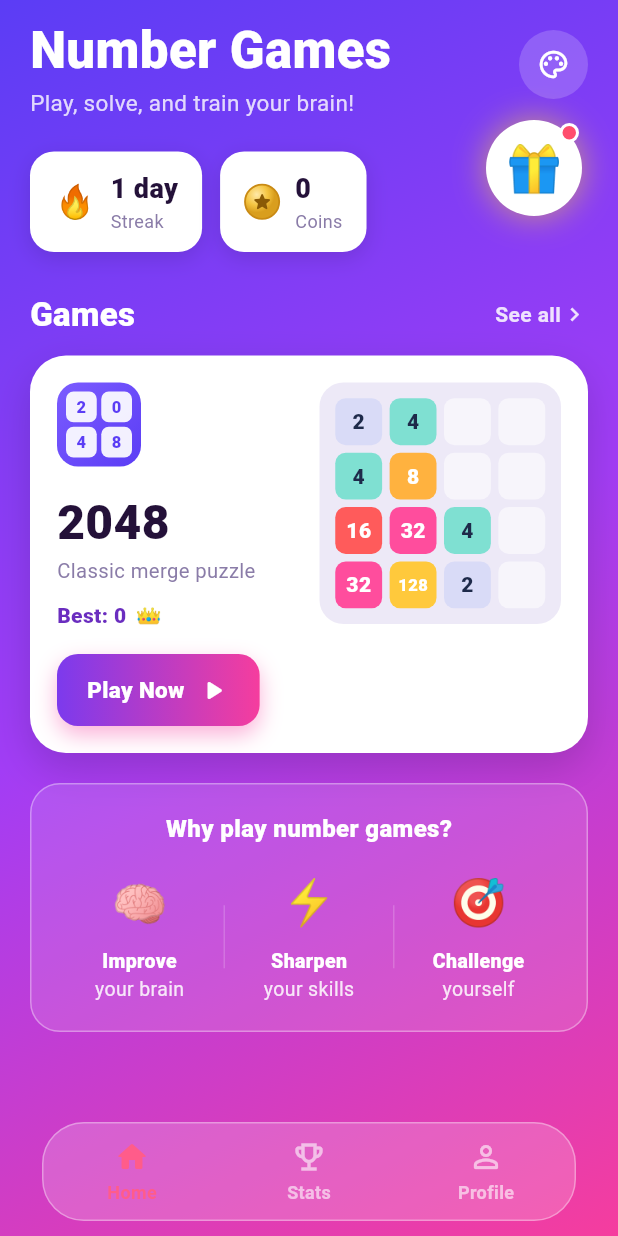
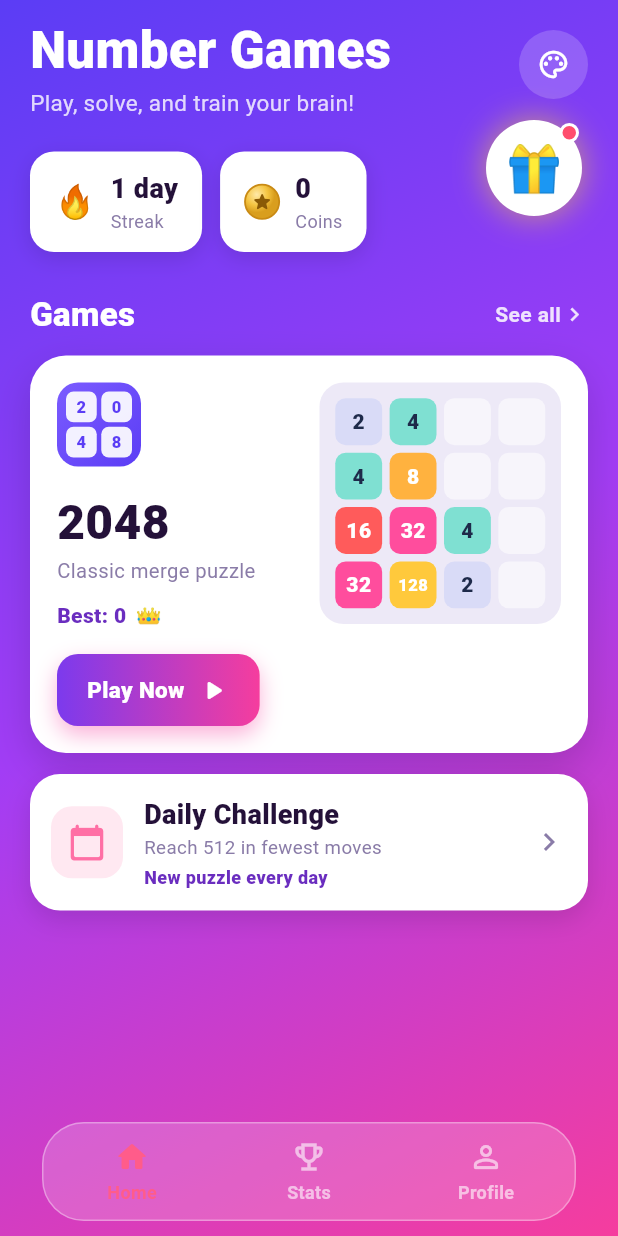
Before and after one commit to pawan-swoyef/2048, a Flutter app: the screen it shows after launch, on a phone screen of 412 x 824 dp. Run offline on Flutter 3.47's test engine with Material 3 defaults, Android fonts, the phone set to English and light mode, and no system bars; our stand-ins replace audioplayers, google_mobile_ads, in_app_purchase, share_plus, shared_preferences.

Commit message:
feat(hub): show Daily Challenge card in place of the why-play panel
Replace the "Why play number games?" card on the hub with a Daily
Challenge card that opens today's puzzle. Other games stay behind
"See all".

Co-Authored-By: Claude Opus 4.8 <noreply@anthropic.com>

```diff
--- a/lib/ui/hub/hub_screen.dart
+++ b/lib/ui/hub/hub_screen.dart
@@ -10,6 +10,7 @@ import '../engagement/streak_sheet.dart';
 import '../theme_controller.dart';
 import '../theme_picker.dart';
 import 'all_games_screen.dart';
+import 'game_card.dart';
 import 'game_registry.dart';
 
 // Text colors used on the white cards (kept readable across themes).
@@ -130,8 +131,8 @@ class _HubScreenState extends State<HubScreen> {
                             _gamesHeader(theme),
                             const SizedBox(height: 12),
                             _featuredCard(theme, kGames.first),
-                            const SizedBox(height: 20),
-                            _whyCard(theme),
+                            const SizedBox(height: 14),
+                            _dailyCard(theme),
                           ],
                         ),
                       ),
@@ -495,63 +496,16 @@ class _HubScreenState extends State<HubScreen> {
     );
   }
 
-  // ---------- why-play card + bottom nav ----------
+  // ---------- daily challenge card + bottom nav ----------
 
-  Widget _whyCard(GameTheme theme) {
-    return Container(
-      padding: const EdgeInsets.symmetric(horizontal: 16, vertical: 18),
-      decoration: BoxDecoration(
-        color: Colors.white.withValues(alpha: 0.12),
-        borderRadius: BorderRadius.circular(20),
-        border: Border.all(color: theme.glassStroke, width: 1),
-      ),
-      child: Column(
-        children: [
-          Text('Why play number games?',
-              style: TextStyle(
-                  fontSize: 16,
-                  fontWeight: FontWeight.w800,
-                  color: theme.onBackground)),
-          const SizedBox(height: 16),
-          Row(
-            children: [
-              _why(theme, '🧠', 'Improve', 'your brain'),
-              _whyDivider(theme),
-              _why(theme, '⚡', 'Sharpen', 'your skills'),
-              _whyDivider(theme),
-              _why(theme, '🎯', 'Challenge', 'yourself'),
-            ],
-          ),
-        ],
-      ),
+  Widget _dailyCard(GameTheme theme) {
+    final daily = kGames.firstWhere((g) => g.id == 'daily');
+    return GameCompactCard(
+      game: daily,
+      best: _bests[daily.id] ?? 0,
+      onTap: () => _openGame(daily),
     );
   }
-
-  Widget _why(GameTheme theme, String emoji, String l1, String l2) {
-    return Expanded(
-      child: Column(
-        children: [
-          Text(emoji, style: const TextStyle(fontSize: 30)),
-          const SizedBox(height: 8),
-          Text(l1,
-              style: TextStyle(
-                  fontSize: 13,
-                  fontWeight: FontWeight.w800,
-                  color: theme.onBackground)),
-          Text(l2,
-              style: TextStyle(
-                  fontSize: 13,
-                  color: theme.onBackground.withValues(alpha: 0.85))),
-        ],
-      ),
-    );
-  }
-
-  Widget _whyDivider(GameTheme theme) => Container(
-        width: 1,
-        height: 42,
-        color: theme.onBackground.withValues(alpha: 0.18),
-      );
 
   Widget _bottomNav(GameTheme theme) {
     return Padding(
```
Also changed, not shown: 1 other file.
